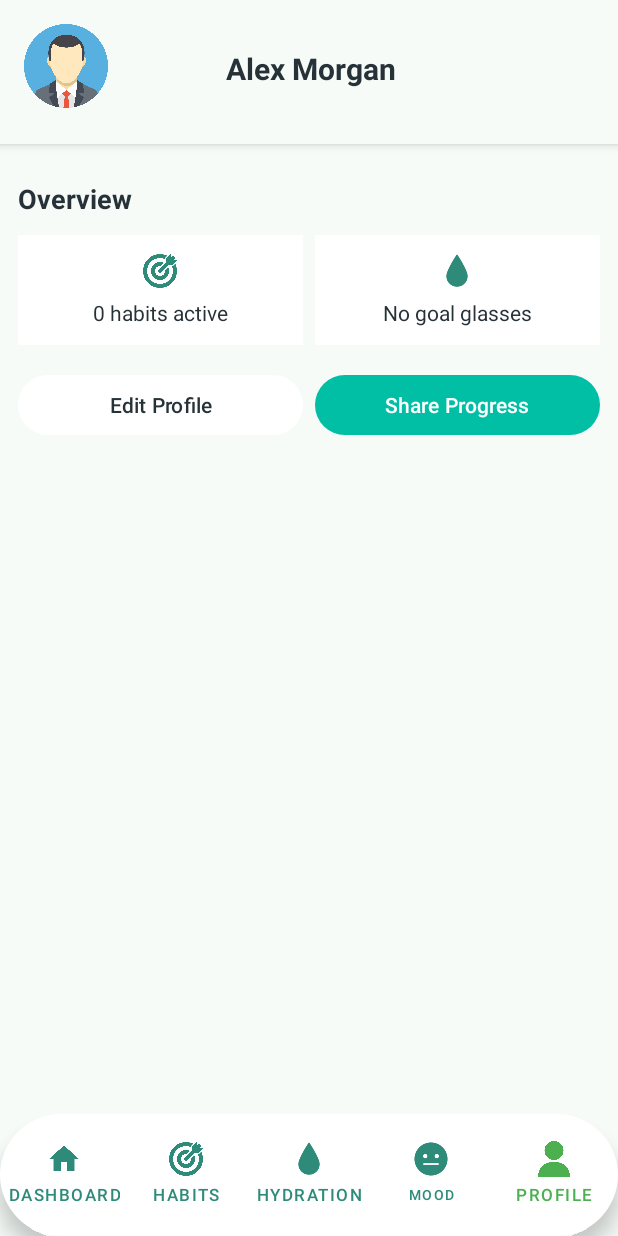
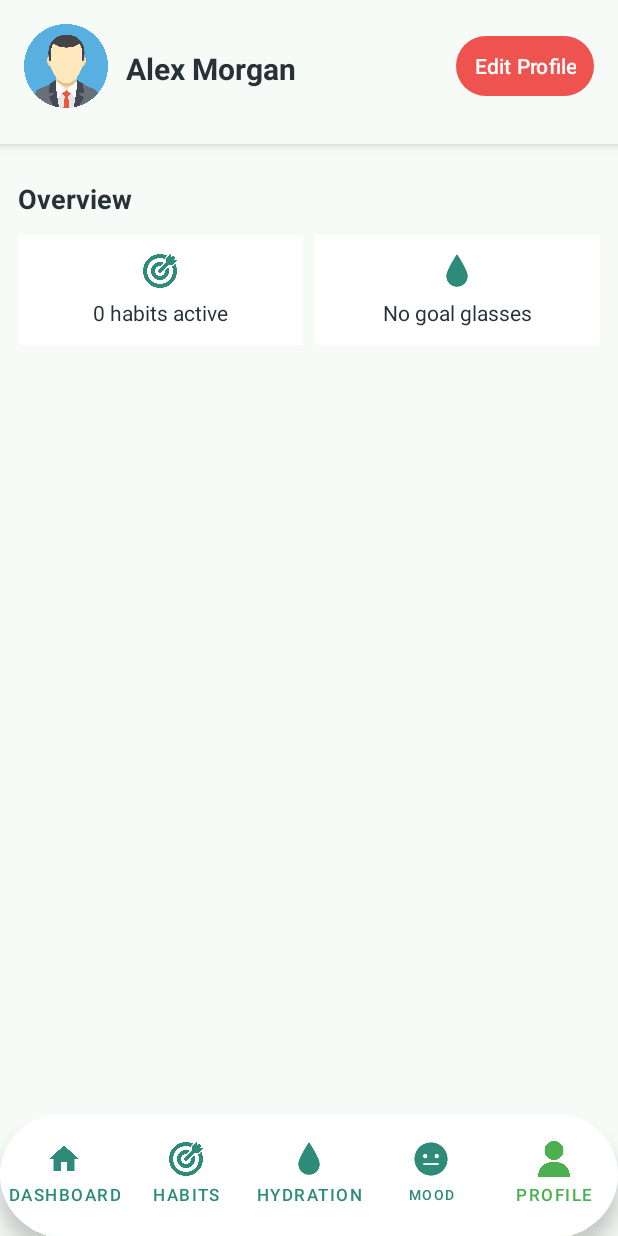
Before and after one commit to OsandaMadugalle/Wellness_Pro, an Android app: the ProfileScreen screen opened directly, with no data from a screen before it, on a phone screen of 412 x 824 dp. Run offline under Robolectric (Android 15) with nearby library versions, the phone set to English and light mode, and no system bars.

Commit message:
updated profile screen UI

```diff
--- a/app/src/main/java/com/example/wellness_pro/ProfileScreen.kt
+++ b/app/src/main/java/com/example/wellness_pro/ProfileScreen.kt
@@ -74,21 +74,6 @@ class ProfileScreen : BaseBottomNavActivity() {
                 startActivity(Intent(this, SettingsActivity::class.java))
             } catch (e: Exception) {
                 Toast.makeText(this, "Unable to open settings.", Toast.LENGTH_SHORT).show()
-            }
-        }
-        findViewById<View?>(R.id.buttonShareProgress)?.setOnClickListener {
-            try {
-                val userProgress = UserProgressUtil.loadUserProgress(applicationContext)
-                val xpToNextDisplay = if (userProgress.xpToNextLevel == Int.MAX_VALUE) "MAX" else userProgress.xpToNextLevel.toString()
-                val summary = "My wellness progress: Level ${userProgress.currentLevel}, XP ${userProgress.currentXp}/${xpToNextDisplay}. Logged with Wellness Pro."
-                val shareIntent = Intent().apply {
-                    action = Intent.ACTION_SEND
-                    putExtra(Intent.EXTRA_TEXT, summary)
-                    type = "text/plain"
-                }
-                startActivity(Intent.createChooser(shareIntent, getString(R.string.share_mood_history)))
-            } catch (e: Exception) {
-                Toast.makeText(this, "Unable to share progress.", Toast.LENGTH_SHORT).show()
             }
         }
         // Tile click handlers - navigate to the corresponding screens
--- a/app/src/main/res/layout/activity_profile_screen.xml
+++ b/app/src/main/res/layout/activity_profile_screen.xml
@@ -43,7 +43,7 @@
         app:layout_constraintStart_toStartOf="parent"
         app:layout_constraintEnd_toEndOf="parent">
 
-        <LinearLayout
+            <LinearLayout
             android:layout_width="match_parent"
             android:layout_height="wrap_content"
             android:orientation="horizontal"
@@ -60,17 +60,10 @@
                 android:scaleType="centerCrop"
                 android:background="@drawable/bg_avatar_circle" />
 
-            <Space
-                android:layout_width="0dp"
-                android:layout_height="wrap_content"
-                android:layout_weight="1" />
-
-            <!-- Center column: title + subtitle -->
-            <!-- Center column: title (takes available width) -->
             <LinearLayout
                 android:layout_width="0dp"
                 android:layout_height="wrap_content"
-                android:layout_weight="2"
+                android:layout_weight="1"
                 android:orientation="vertical"
                 android:gravity="center_vertical">
 
@@ -90,20 +83,20 @@
                     app:autoSizeStepGranularity="2sp"
                     app:autoSizeTextType="uniform" />
 
-                <!-- email removed intentionally -->
-
             </LinearLayout>
 
-            <Space
-                android:layout_width="0dp"
+            <!-- Edit profile button moved to header (prominent, top-right) -->
+            <Button
+                android:id="@+id/buttonEditProfile"
+                android:layout_width="wrap_content"
                 android:layout_height="wrap_content"
-                android:layout_weight="1" />
-
-            <!-- settings removed per request; keep placeholder to preserve layout -->
-            <View
-                android:layout_width="44dp"
-                android:layout_height="44dp"
-                android:visibility="invisible" />
+                android:layout_marginStart="8dp"
+                android:paddingLeft="12dp"
+                android:paddingRight="12dp"
+                android:text="@string/profile_edit_profile"
+                android:textColor="@color/white"
+                app:backgroundTint="@color/colorAccentRed"
+                android:contentDescription="@string/profile_edit_profile" />
 
         </LinearLayout>
 
@@ -220,24 +213,9 @@
                 app:layout_constraintStart_toStartOf="parent"
                 app:layout_constraintEnd_toEndOf="parent">
 
-                <Button
-                    android:id="@+id/buttonEditProfile"
-                    android:layout_width="0dp"
-                    android:layout_height="wrap_content"
-                    android:layout_weight="1"
-                    android:text="@string/profile_edit_profile"
-                    app:backgroundTint="@color/cardBackgroundColor"
-                    android:textColor="@color/textColorPrimary" />
+                <!-- Removed Share Progress button per request. Keep Edit Profile only if you still want it here. -->
+                <!-- The Edit Profile button has been relocated into the header for prominence. -->
 
-                <Button
-                    android:id="@+id/buttonShareProgress"
-                    android:layout_width="0dp"
-                    android:layout_height="wrap_content"
-                    android:layout_weight="1"
-                    android:layout_marginStart="8dp"
-                    android:text="@string/profile_share_progress"
-                    app:backgroundTint="@color/colorAccentBlue"
-                    android:textColor="@color/white" />
             </LinearLayout>
 
         </androidx.constraintlayout.widget.ConstraintLayout>
```
